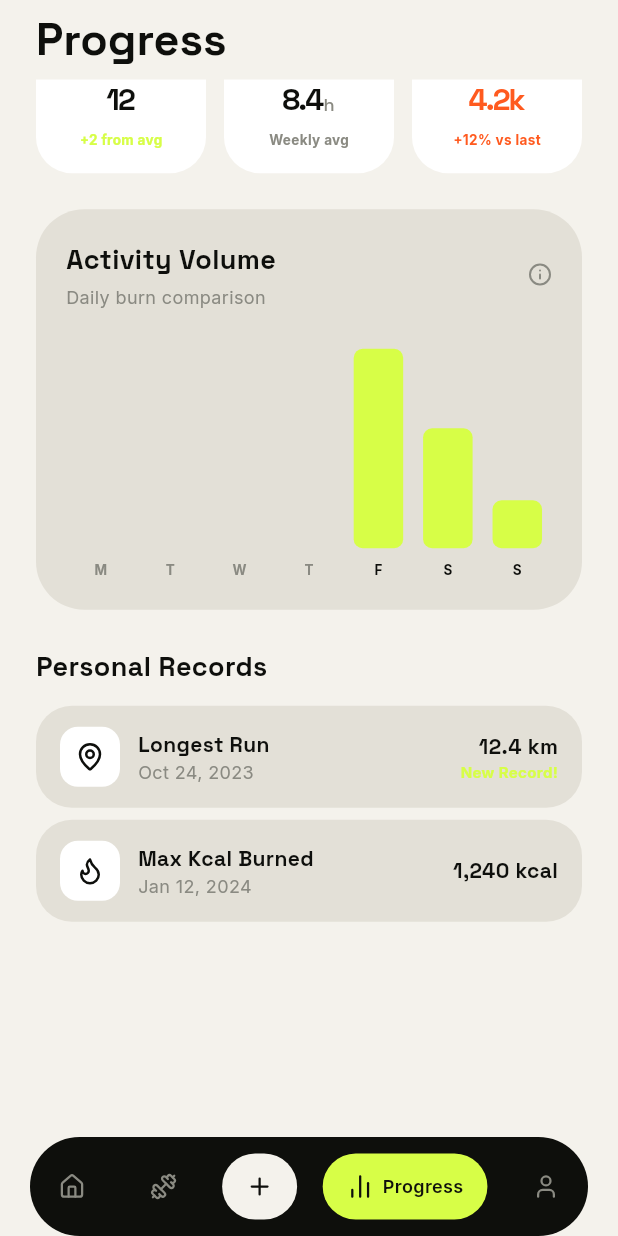
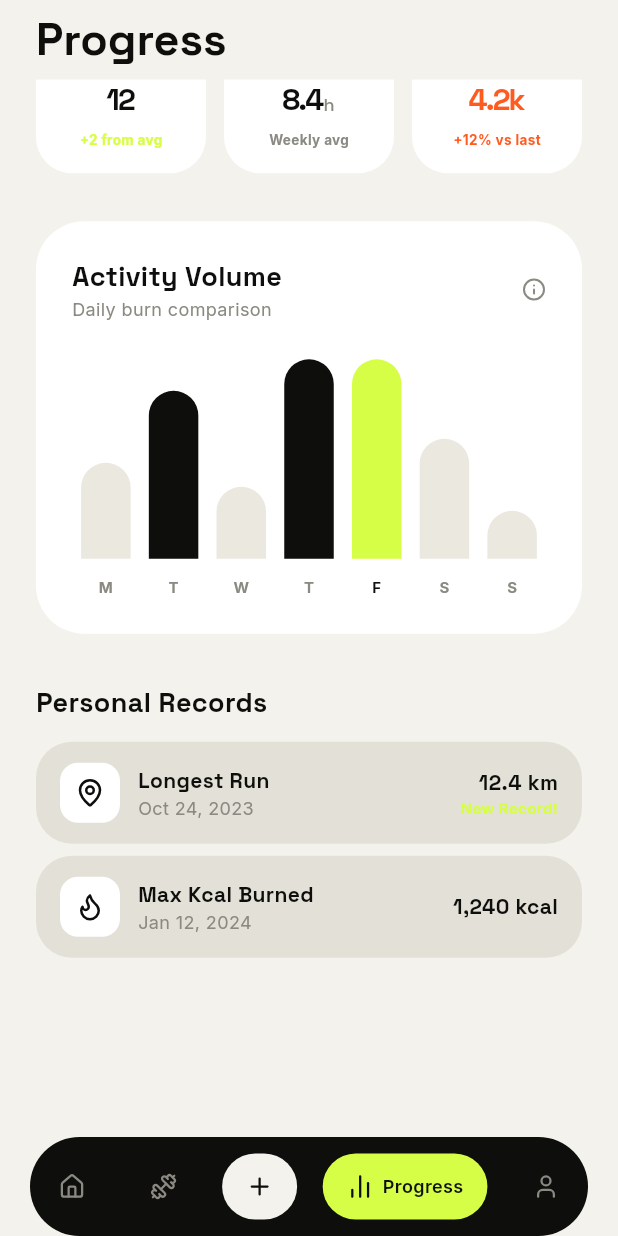
Before and after one commit to ashiq-dev-codes/droplet_flutter, a Flutter app: the screen it shows after launch, item 4 of the bottom bar chosen, scrolled down 116 dp, on a phone screen of 412 x 824 dp. Run offline on Flutter 3.47's test engine with Material 3 defaults, Android fonts, the phone set to English and light mode, and no system bars; our stand-ins replace device_preview, lucide_icons_flutter.

Commit message:
feat: enhance layout and animation in ActivityVolumeChart for improved user experience

```diff
--- a/lib/features/progress/presentation/page/progress_page.dart
+++ b/lib/features/progress/presentation/page/progress_page.dart
@@ -55,10 +55,12 @@ class ProgressPage extends StatelessWidget {
             children: [
               // Stats row
               _StatsRow(),
-              SizedBox(height: 24),
+              SizedBox(height: 32),
+
               // Chart
               _ActivityVolumeChart(),
-              SizedBox(height: 24),
+              SizedBox(height: 32),
+
               // Personal records
               _PersonalRecords(),
             ],
@@ -271,18 +273,38 @@ class _StatsRowState extends State<_StatsRow>
   }
 }
 
-class _ActivityVolumeChart extends StatelessWidget {
+class _ActivityVolumeChart extends StatefulWidget {
   const _ActivityVolumeChart();
 
+  @override
+  State<_ActivityVolumeChart> createState() => _ActivityVolumeChartState();
+}
+
+class _ActivityVolumeChartState extends State<_ActivityVolumeChart>
+    with SingleTickerProviderStateMixin, PageVisibilityMixin {
   static const _days = ['M', 'T', 'W', 'T', 'F', 'S', 'S'];
   static const _heights = [64.0, 112.0, 48.0, 133.0, 133.0, 80.0, 32.0];
+
+  late final AnimationController _controller = AnimationController(
+    vsync: this,
+    duration: const Duration(milliseconds: 1300),
+  )..forward();
+
+  @override
+  void onBecomeVisible() => _controller.forward(from: 0);
+
+  @override
+  void dispose() {
+    _controller.dispose();
+    super.dispose();
+  }
 
   @override
   Widget build(BuildContext context) {
     return Container(
-      padding: const EdgeInsets.all(20),
+      padding: const EdgeInsets.all(24),
       decoration: BoxDecoration(
-        color: AppColors.surface,
+        color: AppColors.white,
         borderRadius: BorderRadius.circular(32),
       ),
       child: Column(
@@ -297,20 +319,18 @@ class _ActivityVolumeChart extends StatelessWidget {
                   const Text(
                     'Activity Volume',
                     style: TextStyle(
+                      fontSize: 18,
+                      fontWeight: FontWeight.bold,
+                      color: AppColors.textPrimary,
                       fontFamily: AppFont.spaceGrotesk,
-                      fontWeight: FontWeight.w700,
-                      fontSize: 18,
-                      height: 1.55,
-                      color: AppColors.textPrimary,
                     ),
                   ),
-                  const SizedBox(height: 2),
                   const Text(
                     'Daily burn comparison',
                     style: TextStyle(
+                      fontSize: 12,
                       fontFamily: AppFont.inter,
                       fontWeight: FontWeight.w400,
-                      fontSize: 12,
                       color: AppColors.textSecondary,
                     ),
                   ),
@@ -319,34 +339,49 @@ class _ActivityVolumeChart extends StatelessWidget {
               Icon(LucideIcons.info, size: 16, color: AppColors.textSecondary),
             ],
           ),
-          const SizedBox(height: 20),
+          const SizedBox(height: 24),
           SizedBox(
             height: 160,
             child: Row(
               crossAxisAlignment: CrossAxisAlignment.end,
               children: List.generate(7, (i) {
-                final isActive = i == 4 || i == 5 || i == 6;
+                final isActive = i == 4;
+                final isFull = i == 1 || i == 3;
+
                 return Expanded(
                   child: Column(
                     mainAxisAlignment: MainAxisAlignment.end,
                     children: [
-                      Container(
-                        width: 33,
-                        height: _heights[i],
-                        decoration: BoxDecoration(
-                          color: isActive
-                              ? AppColors.accentLime
-                              : AppColors.divider,
-                          borderRadius: BorderRadius.circular(6),
-                        ),
+                      AnimatedBuilder(
+                        animation: _controller,
+                        builder: (context, _) {
+                          final t = Curves.easeOutCubic.transform(
+                            _controller.value,
+                          );
+                          return Container(
+                            width: 33,
+                            height: _heights[i] * t,
+                            decoration: BoxDecoration(
+                              color: isActive
+                                  ? AppColors.accentLime
+                                  : isFull
+                                  ? AppColors.primary
+                                  : AppColors.backgroundDark,
+                              borderRadius: BorderRadius.only(
+                                topLeft: Radius.circular(20),
+                                topRight: Radius.circular(20),
+                              ),
+                            ),
+                          );
+                        },
                       ),
-                      const SizedBox(height: 8),
+                      const SizedBox(height: 12),
                       Text(
                         _days[i],
                         style: TextStyle(
+                          fontSize: 10,
                           fontFamily: AppFont.inter,
-                          fontWeight: FontWeight.w700,
-                          fontSize: 9,
+                          fontWeight: FontWeight.bold,
                           color: isActive
                               ? AppColors.textPrimary
                               : AppColors.textSecondary,
```
